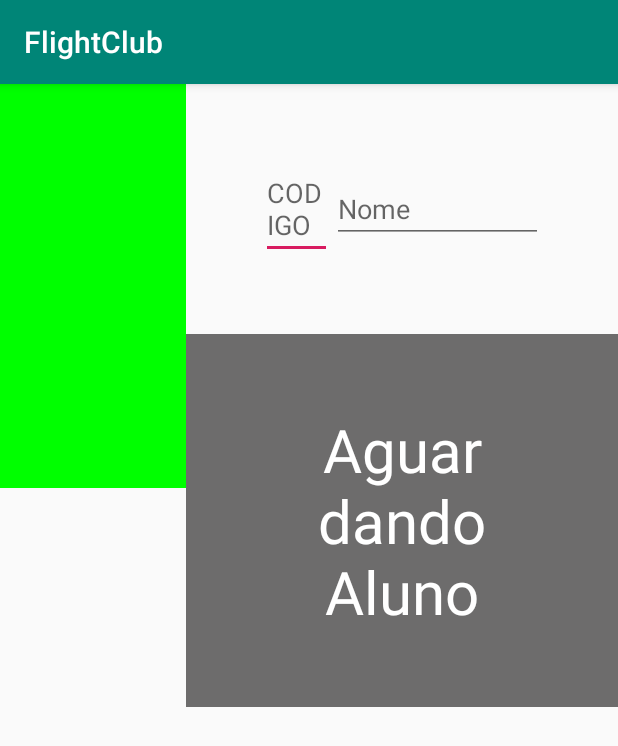
After one commit to Jean1dev/FightClub, an Android app: the TabletMainActivity screen opened directly, with no data from a screen before it, on a phone screen of 412 x 824 dp. The commit adds this screen. Shown: the top 746 px of the screen. Run offline under Robolectric (Android 15) with nearby library versions, the light colour scheme and no system bars.

Commit message:
Layout genérico da tela principal do totem

```diff
--- a/app/src/main/AndroidManifest.xml
+++ b/app/src/main/AndroidManifest.xml
@@ -9,6 +9,7 @@
         android:roundIcon="@mipmap/ic_launcher_round"
         android:supportsRtl="true"
         android:theme="@style/AppTheme">
+        <activity android:name=".TabletMainActivity"></activity>
         <activity
             android:name=".MainActivity"
             android:label="@string/app_name"
--- /dev/null
+++ b/app/src/main/java/com/voador/guardeiro/flightclub/TabletMainActivity.java
@@ -0,0 +1,13 @@
+package com.voador.guardeiro.flightclub;
+
+import android.support.v7.app.AppCompatActivity;
+import android.os.Bundle;
+
+public class TabletMainActivity extends AppCompatActivity {
+
+    @Override
+    protected void onCreate(Bundle savedInstanceState) {
+        super.onCreate(savedInstanceState);
+        setContentView(R.layout.activity_tablet_main);
+    }
+}
--- /dev/null
+++ b/app/src/main/res/layout/activity_tablet_main.xml
@@ -0,0 +1,108 @@
+<?xml version="1.0" encoding="utf-8"?>
+<LinearLayout xmlns:android="http://schemas.android.com/apk/res/android"
+    xmlns:app="http://schemas.android.com/apk/res-auto"
+    xmlns:tools="http://schemas.android.com/tools"
+    android:layout_width="match_parent"
+    android:layout_height="match_parent"
+    android:orientation="horizontal"
+    android:weightSum="100"
+    tools:context=".TabletMainActivity">
+
+
+    <LinearLayout
+        android:layout_width="match_parent"
+        android:layout_height="match_parent"
+        android:layout_weight="70"
+        android:orientation="vertical"
+        android:weightSum="100">
+
+        <LinearLayout
+            android:layout_width="match_parent"
+            android:layout_height="match_parent"
+            android:layout_weight="65"
+            android:background="#00ff00"
+            android:orientation="vertical">
+
+        </LinearLayout>
+
+        <LinearLayout
+            android:layout_width="match_parent"
+            android:layout_height="match_parent"
+            android:layout_weight="35"
+            android:orientation="vertical">
+
+            <ListView
+                android:layout_width="match_parent"
+                android:layout_height="wrap_content"/>
+
+        </LinearLayout>
+
+    </LinearLayout>
+
+    <LinearLayout
+        android:layout_width="match_parent"
+        android:layout_height="match_parent"
+        android:layout_weight="30"
+        android:orientation="vertical"
+        android:weightSum="100">
+
+        <LinearLayout
+            android:layout_width="match_parent"
+            android:layout_height="wrap_content"
+            android:orientation="vertical">
+
+            <LinearLayout
+                android:layout_width="match_parent"
+                android:layout_height="match_parent"
+                android:layout_margin="50dp"
+                android:orientation="horizontal"
+                android:weightSum="100">
+
+                <EditText
+                    android:layout_width="match_parent"
+                    android:layout_height="wrap_content"
+                    android:layout_weight="75"
+                    android:hint="@string/codigo" />
+
+                <EditText
+                    android:layout_width="match_parent"
+                    android:layout_height="wrap_content"
+                    android:layout_weight="25"
+                    android:hint="@string/nome" />
+
+            </LinearLayout>
+
+        </LinearLayout>
+
+        <LinearLayout
+            android:layout_width="match_parent"
+            android:layout_height="wrap_content"
+            android:background="#6D6C6C"
+            android:orientation="vertical">
+
+            <TextView
+                android:layout_width="match_parent"
+                android:layout_height="wrap_content"
+                android:text="Aguardando Aluno"
+                android:textColor="#FFFFFF"
+                android:textSize="40sp"
+                android:layout_margin="50dp"
+                android:textAlignment="center"/>
+
+        </LinearLayout>
+
+        <LinearLayout
+            android:layout_width="match_parent"
+            android:layout_height="match_parent"
+            android:orientation="vertical">
+
+            <ListView
+                android:layout_width="match_parent"
+                android:layout_height="wrap_content"/>
+
+        </LinearLayout>
+
+    </LinearLayout>
+
+
+</LinearLayout>
--- a/app/src/main/res/values/strings.xml
+++ b/app/src/main/res/values/strings.xml
@@ -6,4 +6,6 @@
     <string name="nav_header_subtitle">android.studio@android.com</string>
     <string name="nav_header_desc">Navigation header</string>
     <string name="action_settings">Settings</string>
+    <string name="codigo">CODIGO</string>
+    <string name="nome">Nome</string>
 </resources>
```
